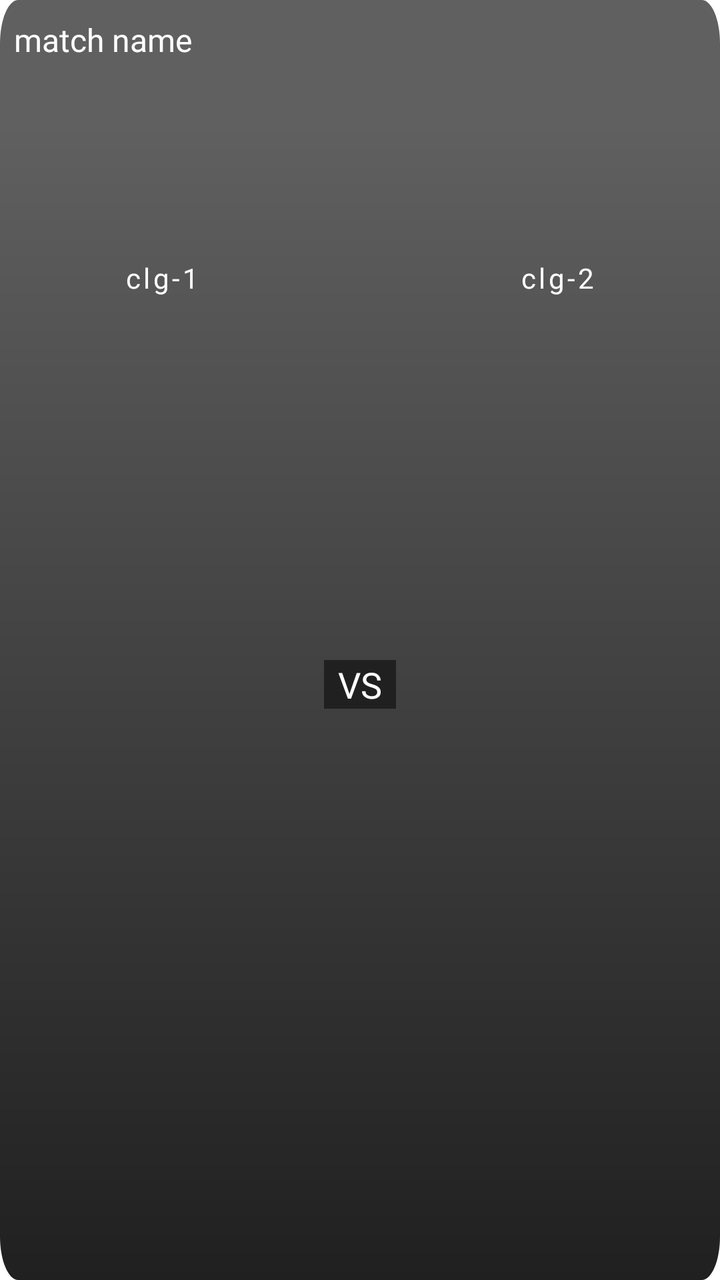
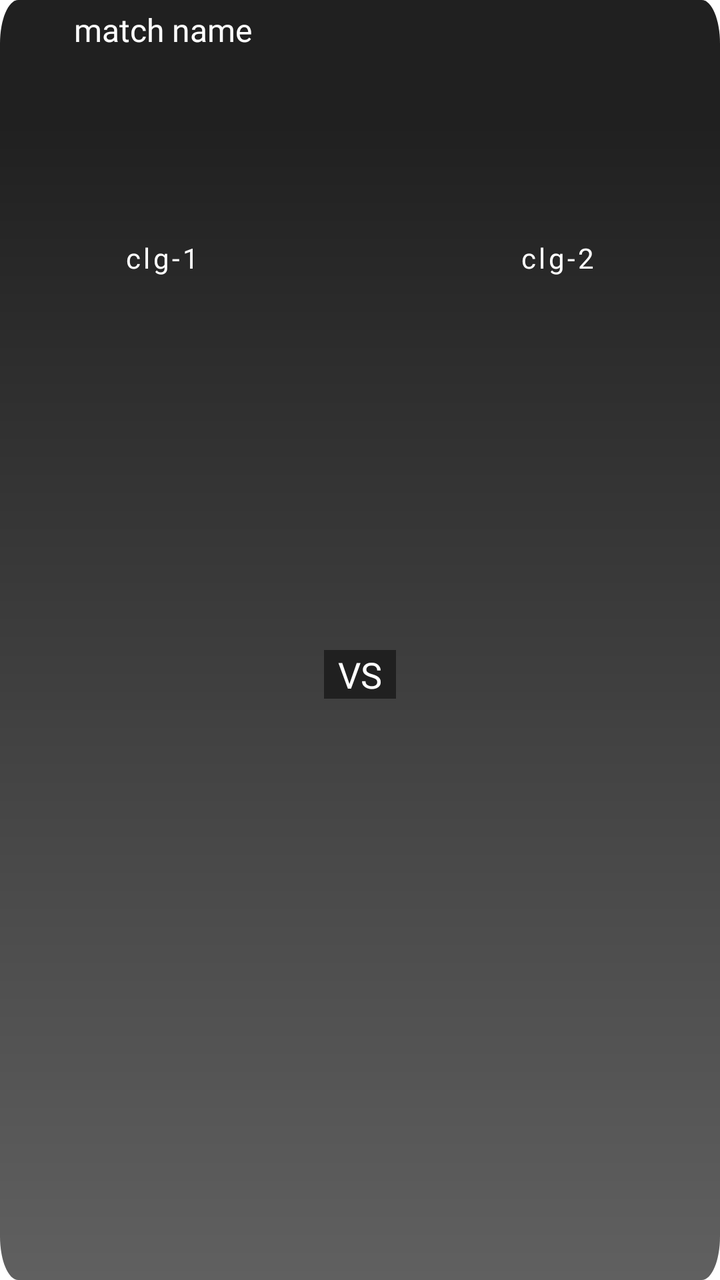

Screens rendered from an Android XML layout before and after an edit, with the pre-edit source and the edit as a unified diff.
<!-- AndroidManifest.xml: application theme Theme.NavigationDrawer -->
<!-- res/layout/layout_schedule.xml -->
<?xml version="1.0" encoding="utf-8"?>
<androidx.constraintlayout.widget.ConstraintLayout xmlns:android="http://schemas.android.com/apk/res/android"
    xmlns:app="http://schemas.android.com/apk/res-auto"
    xmlns:tools="http://schemas.android.com/tools"
    android:layout_width="match_parent"
    android:layout_height="170dp"
    android:layout_marginHorizontal="15dp"
    android:background="@drawable/fade3">

    <LinearLayout
        android:id="@+id/lay1"
        android:layout_width="match_parent"
        android:layout_height="40dp"
        android:orientation="horizontal"
        android:padding="5dp"
        app:layout_constraintEnd_toEndOf="parent"
        app:layout_constraintStart_toStartOf="parent"
        app:layout_constraintTop_toTopOf="parent">

        <TextView
            android:id="@+id/matchName"
            android:layout_width="match_parent"
            android:layout_height="40dp"
            android:layout_gravity="center_vertical"
            android:fontFamily="@font/poppins_semibold"
            android:gravity="center_vertical|start"
            android:hint="match name"
            android:paddingHorizontal="2dp"
            android:textAllCaps="true"
            android:textColor="#E9E9E9"
            android:textColorHint="@color/white"
            android:textSize="16sp" />

        <TextView
            android:id="@+id/date"
            android:layout_width="0dp"
            android:layout_height="40dp"
            android:layout_gravity="center_vertical"
            android:layout_weight="0.3"
            android:visibility="gone"
            android:fontFamily="@font/poppins_semibold"
            android:gravity="center_vertical|end"
            android:hint="date"
            android:paddingHorizontal="2dp"
            android:textColor="#E9E9E9"
            android:textColorHint="@color/white"
            android:textSize="16sp" />
    </LinearLayout>

    <LinearLayout
        android:id="@+id/linearLayout"
        android:layout_width="match_parent"
        android:layout_height="wrap_content"
        android:orientation="vertical"
        android:layout_marginTop="-8dp"
        app:layout_constraintStart_toStartOf="parent"
        app:layout_constraintEnd_toEndOf="parent"
        app:layout_constraintTop_toBottomOf="@id/lay1">

        <TextView
            android:id="@+id/grp"
            android:layout_width="match_parent"
            android:layout_height="wrap_content"
            android:fontFamily="@font/poppins_medium"
            android:textAllCaps="true"
            android:gravity="center"
            android:textColor="@color/white"
            android:textColorHint="@color/white"
            android:textSize="16sp" />
    </LinearLayout>

    <LinearLayout
        android:layout_width="match_parent"
        android:layout_height="0dp"
        android:layout_marginTop="-10dp"
        android:orientation="horizontal"
        android:weightSum="1"
        app:layout_constraintBottom_toBottomOf="parent"
        app:layout_constraintEnd_toEndOf="parent"
        app:layout_constraintStart_toStartOf="parent"
        app:layout_constraintTop_toBottomOf="@id/linearLayout">

        <LinearLayout
            android:layout_width="0dp"
            android:layout_height="match_parent"
            android:layout_weight="0.45"
            android:orientation="vertical">

            <ImageView
                android:id="@+id/clgImg1"
                android:layout_width="match_parent"
                android:layout_height="80dp"
                android:scaleType="fitCenter" />

            <TextView
                android:id="@+id/clgName1"
                android:layout_width="match_parent"
                android:layout_height="wrap_content"
                android:layout_marginTop="5dp"
                android:fontFamily="@font/poppins_medium"
                android:gravity="center"
                android:hint="clg-1"
                android:letterSpacing="0.1"
                android:textAllCaps="true"
                android:textColor="@color/white"
                android:textColorHint="@color/white" />
        </LinearLayout>

        <TextView
            android:layout_width="0dp"
            android:layout_height="wrap_content"
            android:layout_gravity="center_vertical"
            android:layout_weight="0.1"
            android:background="#202020"
            android:fontFamily="@font/poppins_medium"
            android:gravity="center"
            android:text="VS"
            android:textColor="@color/white"
            android:textSize="18sp" />

        <LinearLayout
            android:layout_width="0dp"
            android:layout_height="match_parent"
            android:layout_weight="0.45"
            android:orientation="vertical">

            <ImageView
                android:id="@+id/clgImg2"
                android:layout_width="match_parent"
                android:layout_height="80dp"
                android:scaleType="fitCenter" />

            <TextView
                android:id="@+id/clgName2"
                android:layout_width="match_parent"
                android:layout_height="wrap_content"
                android:layout_marginTop="5dp"
                android:fontFamily="@font/poppins_medium"
                android:gravity="center"
                android:hint="clg-2"
                android:letterSpacing="0.1"
                android:textAllCaps="true"
                android:textColor="@color/white"
                android:textColorHint="@color/white" />
        </LinearLayout>

    </LinearLayout>
</androidx.constraintlayout.widget.ConstraintLayout>
<!-- resources referenced by this layout -->
<resources>
  <color name="white">#FFFFFFFF</color>
  <!-- drawable fade3 (drawable) -->
  <vector xmlns:android="http://schemas.android.com/apk/res/android"
      xmlns:aapt="http://schemas.android.com/aapt"
      android:width="400dp"
      android:height="293dp"
      android:viewportWidth="393"
      android:viewportHeight="293">
  
      <path android:pathData="M10,0h373c5.523,0 10,4.477 10,10v273c0,5.523 -4.477,10 -10,10h-373c-5.523,0 -10,-4.477 -10,-10v-273c0,-5.523 4.477,-10 10,-10Z">
          <aapt:attr name="android:fillColor">
              <gradient
                  android:endX="197"
                  android:endY="27.9"
                  android:startX="197"
                  android:startY="293"
                  android:type="linear">
                  <item
                      android:color="#202020"
                      android:offset="0" />
                  <item
                      android:color="#606060"
                      android:offset="1" />
              </gradient>
          </aapt:attr>
      </path>
  </vector>
  <style name="Theme.NavigationDrawer" parent="Theme.MaterialComponents.DayNight.NoActionBar">
          
          <item name="colorPrimary">#FFECA1</item>
          
      </style>
</resources>

<!-- the commit's change to res/layout/layout_schedule.xml (unified diff, before → after) -->
@@ -2,15 +2,15 @@
 <androidx.constraintlayout.widget.ConstraintLayout xmlns:android="http://schemas.android.com/apk/res/android"
     xmlns:app="http://schemas.android.com/apk/res-auto"
     xmlns:tools="http://schemas.android.com/tools"
-    android:layout_width="match_parent"
-    android:layout_height="170dp"
-    android:layout_marginHorizontal="15dp"
+    android:layout_width="wrap_content"
+    android:layout_height="150dp"
+    android:layout_marginHorizontal="10dp"
     android:background="@drawable/fade3">
 
     <LinearLayout
         android:id="@+id/lay1"
-        android:layout_width="match_parent"
-        android:layout_height="40dp"
+        android:layout_width="300dp"
+        android:layout_height="30dp"
         android:orientation="horizontal"
         android:padding="5dp"
         app:layout_constraintEnd_toEndOf="parent"
@@ -49,7 +49,7 @@
 
     <LinearLayout
         android:id="@+id/linearLayout"
-        android:layout_width="match_parent"
+        android:layout_width="0dp"
         android:layout_height="wrap_content"
         android:orientation="vertical"
         android:layout_marginTop="-8dp"
@@ -70,7 +70,7 @@
     </LinearLayout>
 
     <LinearLayout
-        android:layout_width="match_parent"
+        android:layout_width="0dp"
         android:layout_height="0dp"
         android:layout_marginTop="-10dp"
         android:orientation="horizontal"
<!-- resource entries referenced after the edit -->
@@ -18,10 +18,10 @@
                   android:startY="293"
                   android:type="linear">
                   <item
-                      android:color="#202020"
+                      android:color="#606060"
                       android:offset="0" />
                   <item
-                      android:color="#606060"
+                      android:color="#202020"
                       android:offset="1" />
               </gradient>
           </aapt:attr>
